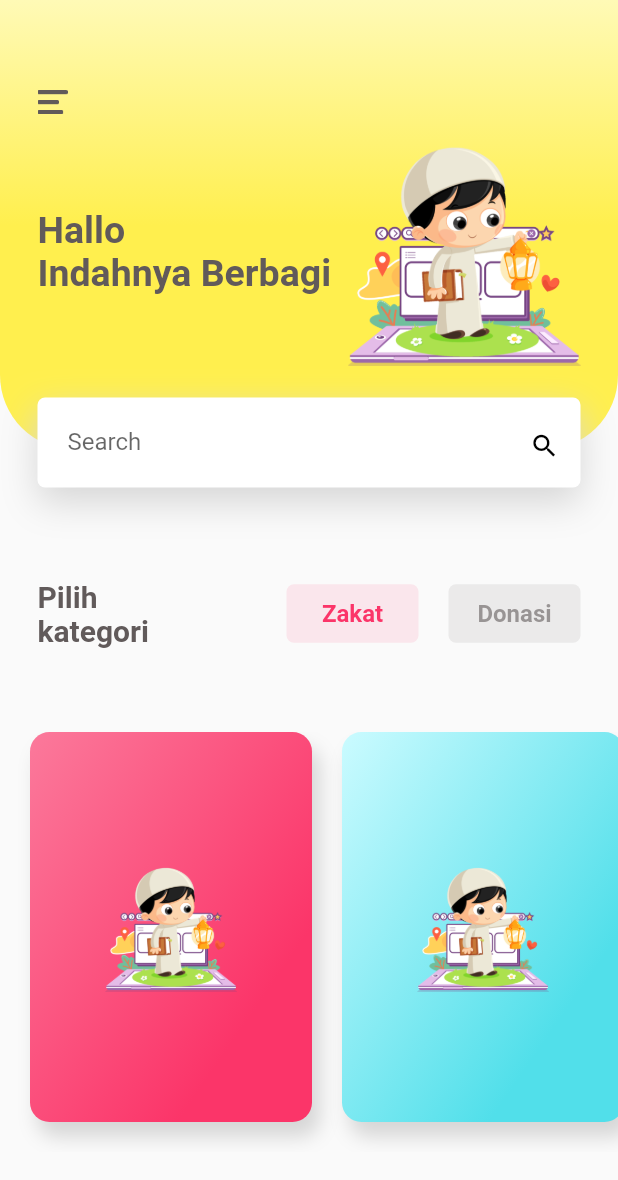
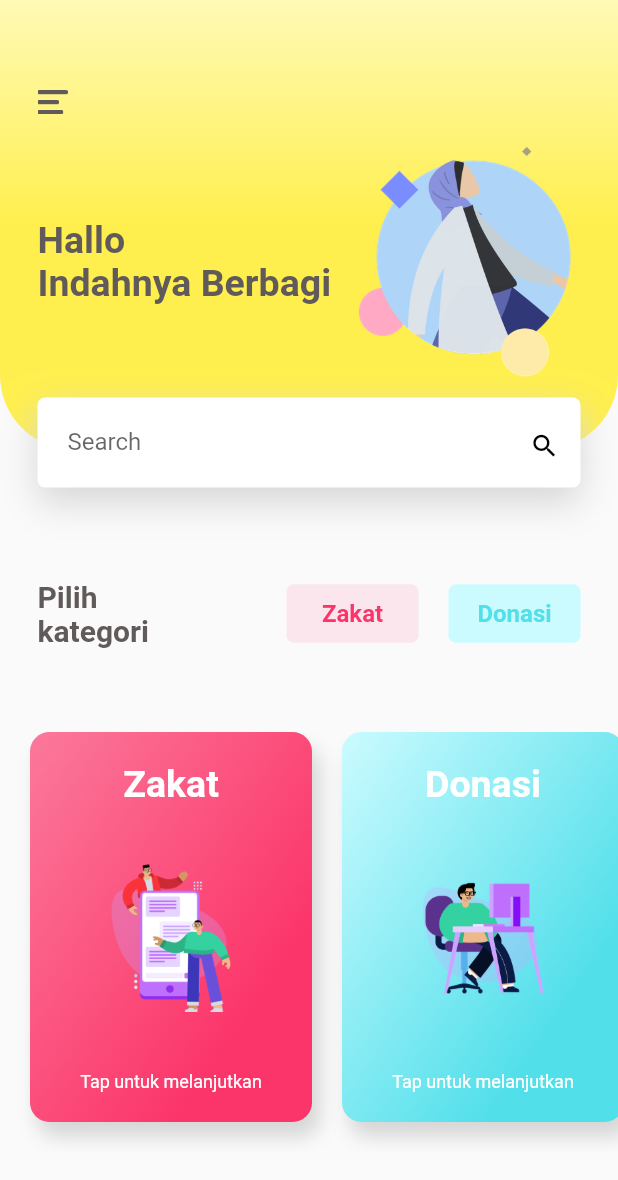
Before and after one commit to fikrykri/flutter_ayo_zakat, a Flutter app: the DashboardPage screen opened directly, on a phone screen of 412 x 824 dp. Shown: the top 1180 px of the screen. Run offline on Flutter 3.47's test engine with Material 2 defaults, Android fonts, the light colour scheme and no system bars; our stand-ins replace firebase_auth, page_transition, simple_animations, splashscreen; accounts and stored records are empty.

Commit message:
Update tampilan halaman dashboard

```diff
--- a/lib/dashboard.dart
+++ b/lib/dashboard.dart
@@ -1,5 +1,6 @@
 import 'package:flutter/material.dart';
-import 'package:flutter_ayo_zakat/components/view_page.dart';
+import 'package:flutter_ayo_zakat/components/view_page_donasi.dart';
+import 'package:flutter_ayo_zakat/components/view_page_zakat.dart';
 import 'animation/animation.dart';
 import 'components/Strings.dart';
 import 'package:page_transition/page_transition.dart';
@@ -57,8 +58,8 @@ class DashboardPage extends StatelessWidget {
                           ),
                           Expanded(
                             flex: 3,
-                            child: MyAnimation(
-                                1.3, Image.asset('assets/images/intro3.png')),
+                            child: MyAnimation(1.3,
+                                Image.asset('assets/images/dashboard1.png')),
                           ),
                         ],
                       )
@@ -138,11 +139,11 @@ class DashboardPage extends StatelessWidget {
                                       borderRadius: BorderRadius.circular(5)),
                                   padding: EdgeInsets.all(10),
                                   onPressed: () {},
-                                  color: Color.fromRGBO(97, 90, 90, 0.1),
+                                  color: Color.fromRGBO(203, 251, 255, 1),
                                   child: Text('Donasi',
                                       style: TextStyle(
                                           color:
-                                              Color.fromRGBO(97, 90, 90, 0.6),
+                                              Color.fromRGBO(81, 223, 234, 1),
                                           fontSize: 16,
                                           fontWeight: FontWeight.bold)),
                                 )),
@@ -168,16 +169,34 @@ class DashboardPage extends StatelessWidget {
                       1.3,
                       makeCard(
                           context: context,
+                          text: 'Zakat',
+                          textTapMe: 'Tap untuk melanjutkan',
                           startColor: Color.fromRGBO(251, 121, 155, 1),
                           endColor: Color.fromRGBO(251, 53, 105, 1),
-                          image: 'assets/images/intro3.png')),
+                          image: 'assets/images/dashboard2.png',
+                          onTap: () {
+                            Navigator.push(
+                                context,
+                                PageTransition(
+                                    type: PageTransitionType.fade,
+                                    child: ViewPageZakat()));
+                          })),
                   MyAnimation(
                       1.4,
                       makeCard(
                           context: context,
+                          text: 'Donasi',
+                          textTapMe: 'Tap untuk melanjutkan',
                           startColor: Color.fromRGBO(203, 251, 255, 1),
                           endColor: Color.fromRGBO(81, 223, 234, 1),
-                          image: 'assets/images/intro3.png')),
+                          image: 'assets/images/dashboard3.png',
+                          onTap: () {
+                            Navigator.push(
+                                context,
+                                PageTransition(
+                                    type: PageTransitionType.fade,
+                                    child: ViewPageDonasi()));
+                          })),
                 ],
               ),
             )
@@ -187,12 +206,10 @@ class DashboardPage extends StatelessWidget {
     );
   }
 
-  Widget makeCard({context, startColor, endColor, image}) {
+  Widget makeCard(
+      {context, startColor, endColor, image, text, textTapMe, onTap}) {
     return GestureDetector(
-      onTap: () {
-        Navigator.push(context,
-            PageTransition(type: PageTransitionType.fade, child: ViewPage()));
-      },
+      onTap: onTap,
       child: AspectRatio(
         aspectRatio: 4 / 5,
         child: Container(
@@ -209,11 +226,32 @@ class DashboardPage extends StatelessWidget {
                     blurRadius: 10,
                     offset: Offset(5, 10))
               ]),
-          child: Padding(
-            padding: EdgeInsets.all(50),
-            child: Center(
-              child: Image.asset(image),
-            ),
+          child: Column(
+            mainAxisAlignment: MainAxisAlignment.spaceBetween,
+            children: [
+              Padding(
+                padding: const EdgeInsets.only(top: 20),
+                child: Text(text,
+                    style: TextStyle(
+                        color: Colors.white,
+                        fontSize: 25,
+                        fontWeight: FontWeight.bold)),
+              ),
+              Padding(
+                padding: EdgeInsets.only(right: 50, left: 50),
+                child: Center(
+                  child: Image.asset(image),
+                ),
+              ),
+              Padding(
+                padding: const EdgeInsets.only(bottom: 20),
+                child: Text(textTapMe,
+                    style: TextStyle(
+                      color: Colors.white,
+                      fontSize: 12,
+                    )),
+              ),
+            ],
           ),
         ),
       ),
```
Also changed, not shown: assets/images/dashboard1.png (added), assets/images/dashboard2.png (added), assets/images/dashboard3.png (added).
